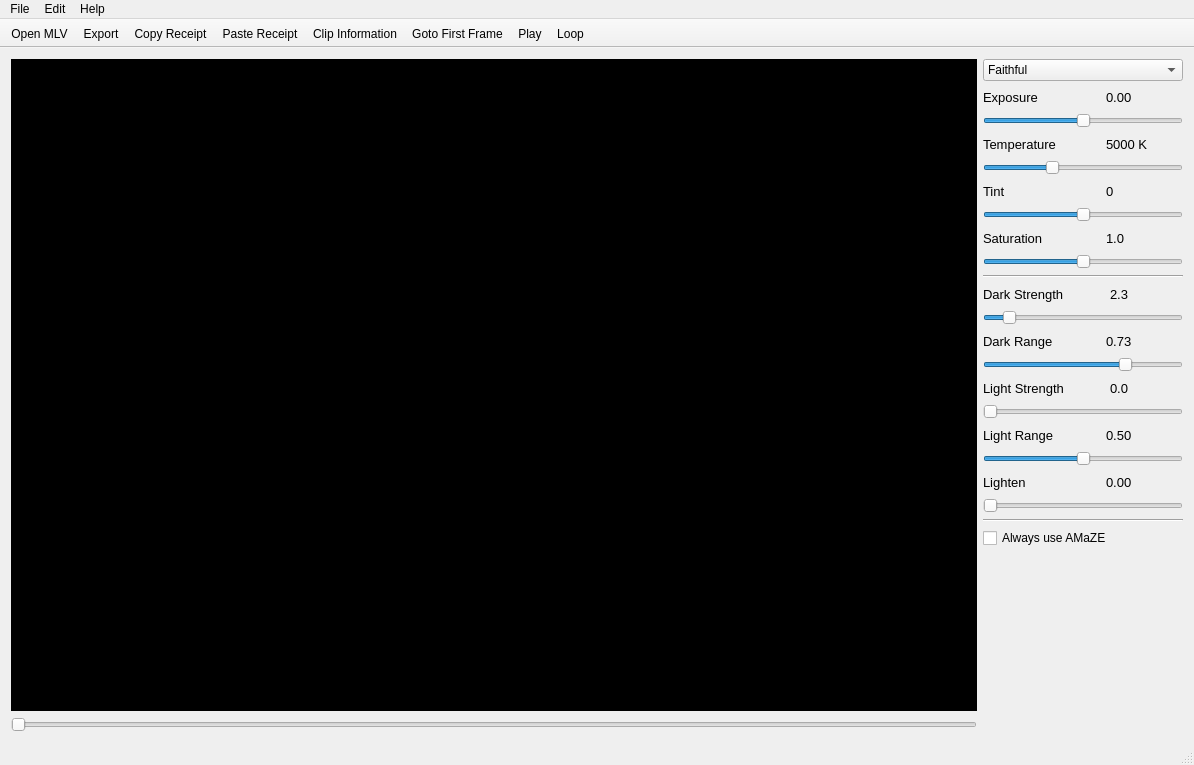
This is platform/qt/MainWindow.ui in ilia3101/MLV-App as Qt 5 draws it before an edit. The edited form follows.
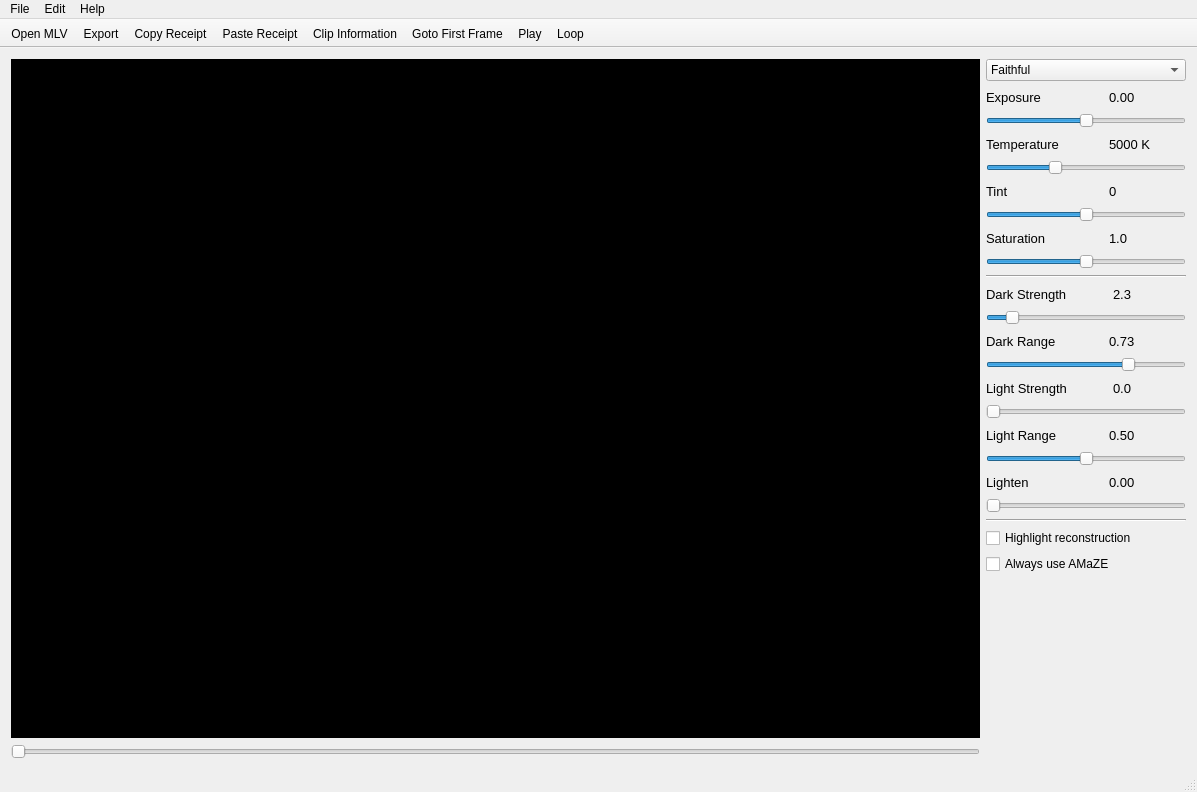
This is the edited form. Icons and pictures are not drawn.

Commit message: Qt GUI Updates: - Added Highlight Reconstruction to Qt Gui - Deleted BMP, PNG and JPG export - Added ProRes 4444 export (but only 8 bit atm)

```diff
--- a/platform/qt/MainWindow.ui
+++ b/platform/qt/MainWindow.ui
@@ -6,8 +6,8 @@
    <rect>
     <x>0</x>
     <y>0</y>
-    <width>1194</width>
-    <height>765</height>
+    <width>1197</width>
+    <height>792</height>
    </rect>
   </property>
   <property name="windowTitle">
@@ -790,6 +790,13 @@
         </property>
        </widget>
       </item>
+      <item>
+       <widget class="QCheckBox" name="checkBoxHighLightReconstruction">
+        <property name="text">
+         <string>Highlight reconstruction</string>
+        </property>
+       </widget>
+      </item>
       <item>
        <widget class="QCheckBox" name="checkBoxUseAmaze">
         <property name="text">
@@ -822,7 +829,7 @@
     <rect>
      <x>0</x>
      <y>0</y>
-     <width>1194</width>
+     <width>1197</width>
      <height>22</height>
     </rect>
    </property>
```
The commit also changes 7 other files.
